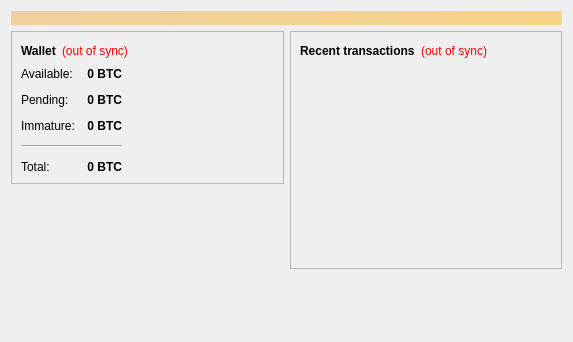
Old version of the form src/qt/forms/overviewpage.ui in the repository carboncointrust/CC.
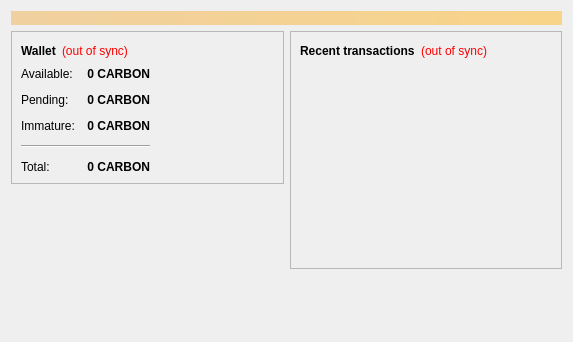
New version of the form.

The edit to the form file:
```diff
--- a/src/qt/forms/overviewpage.ui
+++ b/src/qt/forms/overviewpage.ui
@@ -124,7 +124,7 @@
                <string>Your current spendable balance</string>
               </property>
               <property name="text">
-               <string notr="true">0 BTC</string>
+               <string notr="true">0 CARBON</string>
               </property>
               <property name="alignment">
                <set>Qt::AlignRight|Qt::AlignTrailing|Qt::AlignVCenter</set>
@@ -156,7 +156,7 @@
                <string>Total of transactions that have yet to be confirmed, and do not yet count toward the spendable balance</string>
               </property>
               <property name="text">
-               <string notr="true">0 BTC</string>
+               <string notr="true">0 CARBON</string>
               </property>
               <property name="alignment">
                <set>Qt::AlignRight|Qt::AlignTrailing|Qt::AlignVCenter</set>
@@ -185,7 +185,7 @@
                <string>Mined balance that has not yet matured</string>
               </property>
               <property name="text">
-               <string notr="true">0 BTC</string>
+               <string notr="true">0 CARBON</string>
               </property>
               <property name="alignment">
                <set>Qt::AlignRight|Qt::AlignTrailing|Qt::AlignVCenter</set>
@@ -217,7 +217,7 @@
                <string>Your current total balance</string>
               </property>
               <property name="text">
-               <string notr="true">0 BTC</string>
+               <string notr="true">0 CARBON</string>
               </property>
               <property name="alignment">
                <set>Qt::AlignRight|Qt::AlignTrailing|Qt::AlignVCenter</set>
```
